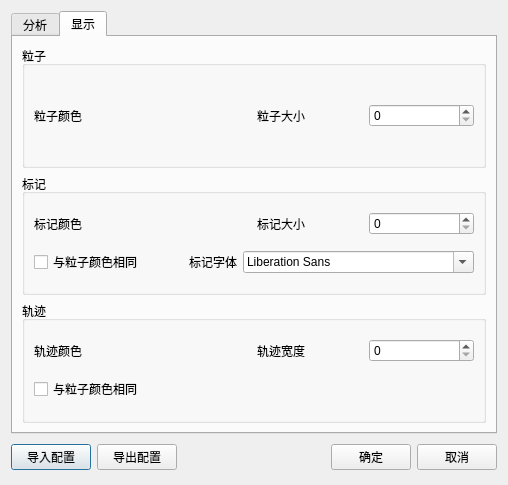
Before: the Qt Designer form src/ui/settings.ui in alchemist1234/QTracker2, drawn with Qt 5.
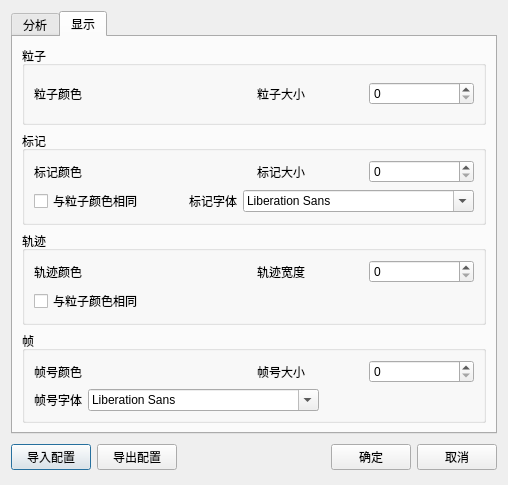
After: the same form once the commit is applied. The open tabs and pages were chosen to show the change. Custom widgets are drawn as their Qt base class.

Commit message: 帧号显示/隐藏

Diff of the .ui file:
```diff
--- a/src/ui/settings.ui
+++ b/src/ui/settings.ui
@@ -876,6 +876,70 @@
          </layout>
         </widget>
        </item>
+       <item>
+        <widget class="QGroupBox" name="groupBox_9">
+         <property name="title">
+          <string>帧</string>
+         </property>
+         <layout class="QVBoxLayout" name="verticalLayout_5">
+          <item>
+           <layout class="QHBoxLayout" name="horizontalLayout_17">
+            <item>
+             <widget class="QLabel" name="lb_frame_label">
+              <property name="text">
+               <string>帧号颜色</string>
+              </property>
+             </widget>
+            </item>
+            <item>
+             <widget class="ColorLabel" name="lb_frame_label_display">
+              <property name="text">
+               <string/>
+              </property>
+             </widget>
+            </item>
+            <item>
+             <widget class="QLabel" name="lb_frame_label_size">
+              <property name="text">
+               <string>帧号大小</string>
+              </property>
+             </widget>
+            </item>
+            <item>
+             <widget class="QSpinBox" name="spb_frame_label_size"/>
+            </item>
+           </layout>
+          </item>
+          <item>
+           <layout class="QHBoxLayout" name="horizontalLayout_18">
+            <item>
+             <widget class="QLabel" name="lb_frame_label_font">
+              <property name="text">
+               <string>帧号字体</string>
+              </property>
+             </widget>
+            </item>
+            <item>
+             <widget class="QFontComboBox" name="fcb_frame_label_font"/>
+            </item>
+            <item>
+             <spacer name="horizontalSpacer_10">
+              <property name="orientation">
+               <enum>Qt::Orientation::Horizontal</enum>
+              </property>
+              <property name="sizeHint" stdset="0">
+               <size>
+                <width>40</width>
+                <height>20</height>
+               </size>
+              </property>
+             </spacer>
+            </item>
+           </layout>
+          </item>
+         </layout>
+        </widget>
+       </item>
       </layout>
      </widget>
     </widget>
```
The commit also changes 15 other files.
